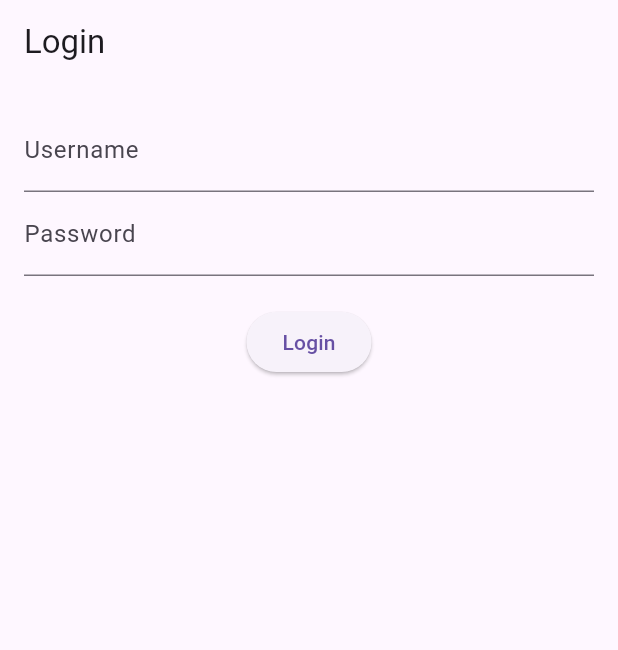
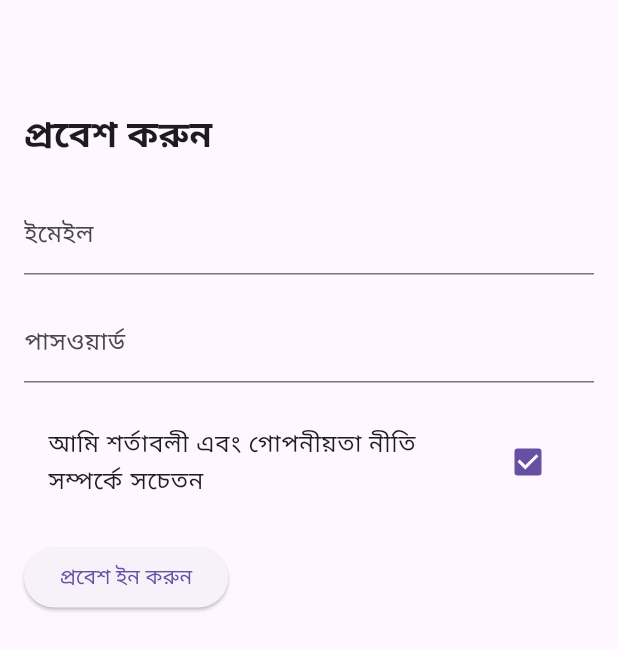
Before and after one commit to Saqline/test_assignment, a Flutter app: the screen it shows after launch, on a phone screen of 412 x 824 dp. Shown: the top 650 px of the screen. Run offline on Flutter 3.47's test engine with Material 3 defaults, Android fonts, the phone set to English and light mode, and no system bars; our stand-ins replace equatable, flutter_bloc.

Commit message:
some bug fix

```diff
--- a/lib/screens/login_screen.dart
+++ b/lib/screens/login_screen.dart
@@ -6,13 +6,20 @@ import '../blocs/auth/auth_event.dart';
 import '../blocs/auth/auth_state.dart';
 
 class LoginScreen extends StatelessWidget {
-  final TextEditingController _usernameController = TextEditingController();
-  final TextEditingController _passwordController = TextEditingController();
+   final _usernameController = TextEditingController();
+  final _passwordController = TextEditingController();
+
+  // @override
+  // void dispose() {
+  //   _usernameController.dispose();
+  //   _passwordController.dispose();
+  //   super.dispose();
+  // }
 
   @override
   Widget build(BuildContext context) {
     return Scaffold(
-      appBar: AppBar(title: Text('Login')),
+      appBar: AppBar(),
       body: Padding(
         padding: const EdgeInsets.all(16.0),
         child: BlocConsumer<AuthBloc, AuthState>(
@@ -35,17 +42,30 @@ class LoginScreen extends StatelessWidget {
               return Center(child: CircularProgressIndicator());
             }
             return Column(
+               crossAxisAlignment: CrossAxisAlignment.start,
               children: [
+                  const Text(
+              'প্রবেশ করুন',
+              style: TextStyle(fontSize: 24, fontWeight: FontWeight.bold),
+            ),
+            const SizedBox(height: 20),
             TextField(
               controller: _usernameController,
-                  decoration: InputDecoration(labelText: 'Username'),
+              decoration: const InputDecoration(labelText: 'ইমেইল'),
             ),
+            const SizedBox(height: 16),
             TextField(
               controller: _passwordController,
-                  decoration: InputDecoration(labelText: 'Password'),
+              decoration: const InputDecoration(labelText: 'পাসওয়ার্ড'),
               obscureText: true,
             ),
-                SizedBox(height: 20),
+            const SizedBox(height: 20),
+            CheckboxListTile(
+              title: const Text('আমি শর্তাবলী এবং গোপনীয়তা নীতি সম্পর্কে সচেতন'),
+              value: true,
+              onChanged: (value) {},
+            ),
+            const SizedBox(height: 20),
                 ElevatedButton(
                   onPressed: () {
                     final username = _usernameController.text;
@@ -53,7 +73,7 @@ class LoginScreen extends StatelessWidget {
                     BlocProvider.of<AuthBloc>(context)
                         .add(LoginEvent(username, password));
                   },
-                  child: Text('Login'),
+                  child: const Text('প্রবেশ ইন করুন'),
                 ),
               ],
             );
--- a/lib/widgets/product_item.dart
+++ b/lib/widgets/product_item.dart
@@ -17,7 +17,9 @@ class _ProductItemState extends State<ProductItem> {
 
   @override
   Widget build(BuildContext context) {
-    return ListTile(
+    return Card(
+      shape: ShapeBorder.lerp(null, null, 0),
+      child: ListTile(
         title: Text(widget.product.name ?? 'Unnamed Product'),
         subtitle: Column(
           mainAxisAlignment: MainAxisAlignment.start,
@@ -58,6 +60,7 @@ class _ProductItemState extends State<ProductItem> {
           ],
         ),
 
+      ),
     );
   }
 }
```
Also changed, not shown: lib/blocs/product/product_state.dart (+0 -8 lines), lib/screens/product_list_screen.dart (+39 -13 lines), 1 other file. Lines whose indentation alone changed are shown as unchanged.
